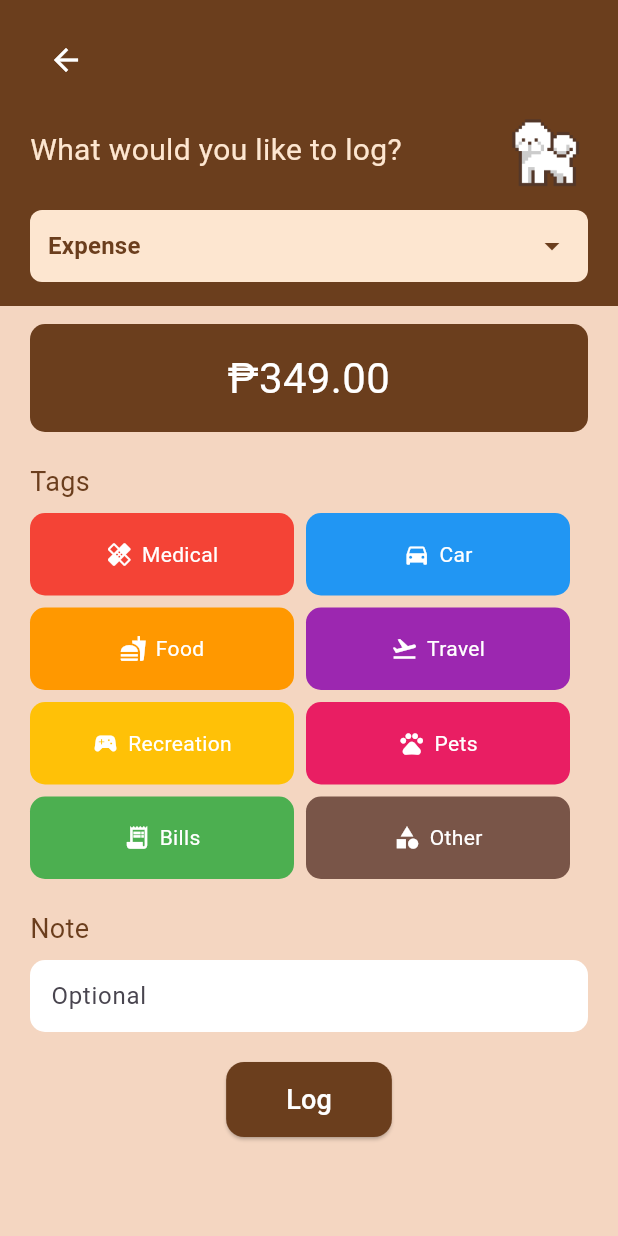
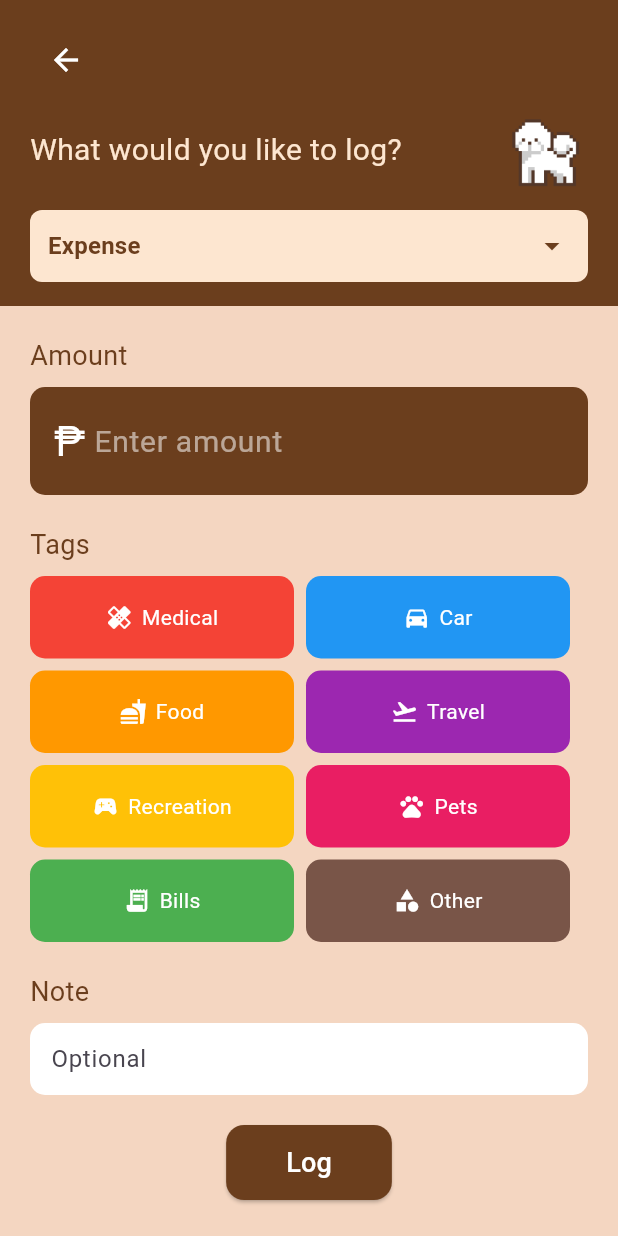
Before and after one commit to the34thempress/Budgipets, a Flutter app: the LogEntryPage screen opened directly, on a phone screen of 412 x 824 dp. Run offline on Flutter 3.47's test engine with Material 3 defaults, Android fonts, the light colour scheme and no system bars; our stand-ins replace table_calendar; Roboto replaces fonts that are missing (Modak, PixelifySans-VariableFont_wght).

Commit message:
just hard coded editable for allowance, needs more update

```diff
--- a/lib/controllers/allowance_page_controller.dart
+++ b/lib/controllers/allowance_page_controller.dart
@@ -2,6 +2,9 @@ import 'package:flutter/material.dart';
 
 class LogEntryController {
   final TextEditingController noteController = TextEditingController();
+
+  TextEditingController amountController = TextEditingController();
+
   String selectedType = 'Expense';
   String selectedCategory = '';
 
--- a/lib/screens/main_screens/allowance.dart
+++ b/lib/screens/main_screens/allowance.dart
@@ -1,5 +1,4 @@
 import 'package:flutter/material.dart';
-import 'dashboard.dart';
 import 'package:budgipets/controllers/allowance_page_controller.dart';
 import 'package:budgipets/widgets/category_grid.dart';
 import 'package:budgipets/widgets/note_input.dart';
@@ -91,6 +90,20 @@ class _LogEntryPageState extends State<LogEntryPage>
                 child: Column(
                   crossAxisAlignment: CrossAxisAlignment.start,
                   children: [
+
+//amount text
+                const SizedBox(height: 8),
+                const Text(
+                  "Amount",
+                  style: TextStyle(
+                    fontFamily: "Modak",
+                    fontSize: 18,
+                    color: Color(0xFF6B3E1D),
+                  ),
+                ),
+                const SizedBox(height: 8),
+
+//input amount
                   Container(
                   width: double.infinity,
                   padding: const EdgeInsets.all(16),
@@ -98,17 +111,47 @@ class _LogEntryPageState extends State<LogEntryPage>
                     color: const Color(0xFF6B3E1D),
                     borderRadius: BorderRadius.circular(10),
                   ),
-                      child: const Text(
-                        "₱349.00",
+                  child: Row(
+                    crossAxisAlignment: CrossAxisAlignment.center,
+                    children: [
+                      const Text(
+                        "₱",
                         style: TextStyle(
+                          color: Colors.white,
+                          fontSize: 28,
                           fontFamily: "PixelifySans-VariableFont_wght",
-                          fontSize: 28,
+                        ),
+                      ),
+                      const SizedBox(width: 6),
+//Editable input
+                      Expanded(
+                        child: TextField(
+                          controller: controller.amountController,
+                          keyboardType: TextInputType.number,
+                          style: const TextStyle(
+                            fontFamily: "PixelifySans-VariableFont_wght",
+                            fontSize: 20,
                             color: Colors.white,
                           ),
-                        textAlign: TextAlign.center,
+                          textAlign: TextAlign.left,
+                          decoration: const InputDecoration(
+                            hintText: "Enter amount",
+                            hintStyle: TextStyle(
+                              color: Colors.white54,
+                              fontFamily: "PixelifySans-VariableFont_wght",
+                            ),
+                            border: InputBorder.none,
+                            isDense: true,
+                            contentPadding: EdgeInsets.zero,
+                          ),
+                        ),
+                      ),
+                    ],
                   ),
                 ),
                 const SizedBox(height: 20),
+
+//tags text
                 const Text(
                   "Tags",
                   style: TextStyle(
```
Lines whose indentation alone changed are shown as unchanged.
